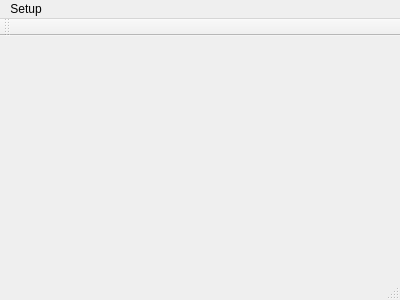
Before: the Qt Designer form MonkeyUI/MainWindow.ui in cvilas/LabMonkey, drawn with Qt 5.
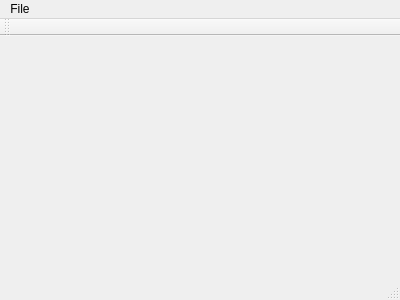
After: the same form once the commit is applied.

Diff of the .ui file:
```diff
--- a/MonkeyUI/MainWindow.ui
+++ b/MonkeyUI/MainWindow.ui
@@ -20,16 +20,16 @@
      <x>0</x>
      <y>0</y>
      <width>400</width>
-     <height>25</height>
+     <height>23</height>
     </rect>
    </property>
-   <widget class="QMenu" name="menuSetup">
+   <widget class="QMenu" name="menuFile">
     <property name="title">
-     <string>Setup</string>
+     <string>File</string>
     </property>
     <addaction name="actionConnect"/>
    </widget>
-   <addaction name="menuSetup"/>
+   <addaction name="menuFile"/>
   </widget>
   <widget class="QToolBar" name="mainToolBar">
    <attribute name="toolBarArea">
```
Left out of the diff: 6 changed lines with no effect on the pictures.
